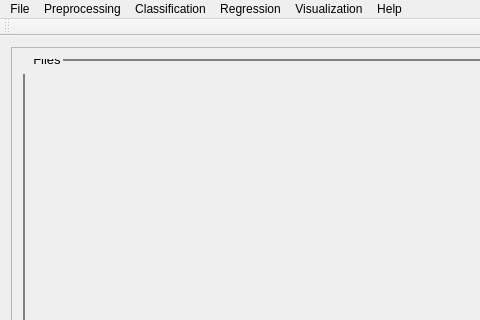
tisaconundrum2/PySAT-GUI, file src/PYSAT_Gui_UI_Forms/UI Files/01_mainwindow_file_out.ui: the form before one commit; both pictures show x 0 to 480 and y 0 to 320 of the 581 by 843 pixel window.
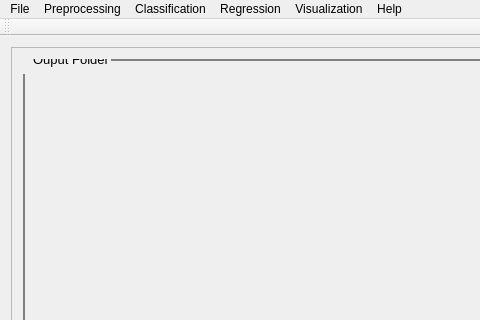
The form after the commit.

Patch:
```diff
--- a/src/PYSAT_Gui_UI_Forms/UI Files/01_mainwindow_file_out.ui
+++ b/src/PYSAT_Gui_UI_Forms/UI Files/01_mainwindow_file_out.ui
@@ -57,7 +57,7 @@
            </font>
           </property>
           <property name="title">
-           <string>Files</string>
+           <string>Ouput Folder</string>
           </property>
           <layout class="QHBoxLayout" name="horizontalLayout">
            <item>
```
